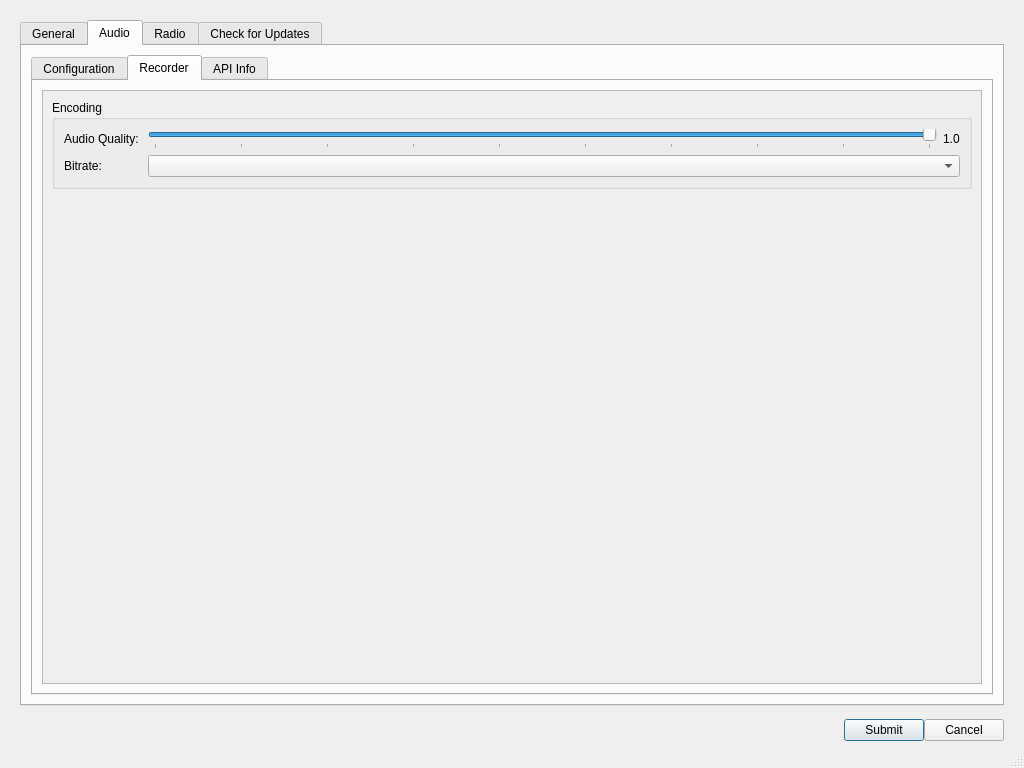
Qt form src/ui/dialogsettings.ui (GekkoFyre/small-world-deluxe) before a commit.
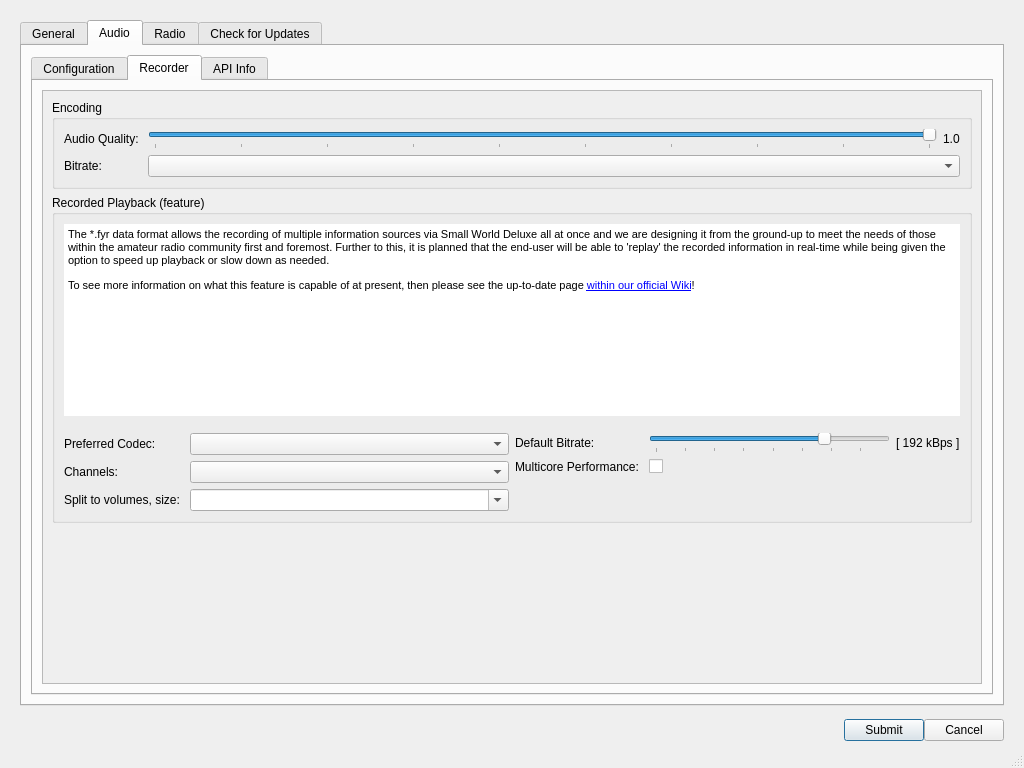
The same form after that commit. The open tabs and pages were chosen to show the change.

Commit message: * Made significant changes to the media playback and recording capabilities of Small World Deluxe. We should be able to record sound soon enough, starting with Opus as among the first codecs!

What changed in the file:
```diff
--- a/src/ui/dialogsettings.ui
+++ b/src/ui/dialogsettings.ui
@@ -3316,8 +3316,8 @@
                      <rect>
                       <x>0</x>
                       <y>0</y>
-                      <width>210</width>
-                      <height>125</height>
+                      <width>922</width>
+                      <height>577</height>
                      </rect>
                     </property>
                     <layout class="QVBoxLayout" name="verticalLayout_28">
@@ -3431,6 +3431,261 @@
                           </layout>
                          </widget>
                         </item>
+                        <item>
+                         <widget class="QGroupBox" name="groupBox_encoding_settings_recorded_playback">
+                          <property name="title">
+                           <string>Recorded Playback (feature)</string>
+                          </property>
+                          <layout class="QVBoxLayout" name="verticalLayout_64">
+                           <item>
+                            <widget class="QFrame" name="frame_recorded_playback_feature_desc">
+                             <property name="frameShape">
+                              <enum>QFrame::NoFrame</enum>
+                             </property>
+                             <property name="frameShadow">
+                              <enum>QFrame::Raised</enum>
+                             </property>
+                             <layout class="QVBoxLayout" name="verticalLayout_65">
+                              <property name="leftMargin">
+                               <number>0</number>
+                              </property>
+                              <property name="topMargin">
+                               <number>0</number>
+                              </property>
+                              <property name="rightMargin">
+                               <number>0</number>
+                              </property>
+                              <property name="bottomMargin">
+                               <number>11</number>
+                              </property>
+                              <item>
+                               <widget class="QTextBrowser" name="textBrowser_recorded_playback_feature_desc">
+                                <property name="minimumSize">
+                                 <size>
+                                  <width>0</width>
+                                  <height>96</height>
+                                 </size>
+                                </property>
+                                <property name="frameShape">
+                                 <enum>QFrame::NoFrame</enum>
+                                </property>
+                                <property name="frameShadow">
+                                 <enum>QFrame::Plain</enum>
+                                </property>
+                                <property name="html">
+                                 <string>&lt;!DOCTYPE HTML PUBLIC &quot;-//W3C//DTD HTML 4.0//EN&quot; &quot;http://www.w3.org/TR/REC-html40/strict.dtd&quot;&gt;
+&lt;html&gt;&lt;head&gt;&lt;meta name=&quot;qrichtext&quot; content=&quot;1&quot; /&gt;&lt;title&gt;The&lt;/title&gt;&lt;style type=&quot;text/css&quot;&gt;
+p, li { white-space: pre-wrap; }
+&lt;/style&gt;&lt;/head&gt;&lt;body style=&quot; font-family:'MS Shell Dlg 2'; font-size:7.8pt; font-weight:400; font-style:normal;&quot;&gt;
+&lt;p style=&quot; margin-top:12px; margin-bottom:12px; margin-left:0px; margin-right:0px; -qt-block-indent:0; text-indent:0px;&quot;&gt;&lt;span style=&quot; font-size:8pt;&quot;&gt;The &lt;/span&gt;&lt;span style=&quot; font-family:'Courier New'; font-size:8pt;&quot;&gt;*.fyr&lt;/span&gt;&lt;span style=&quot; font-size:8pt;&quot;&gt; data format allows the recording of multiple information sources via &lt;/span&gt;&lt;span style=&quot; font-family:'Courier New'; font-size:8pt;&quot;&gt;Small World Deluxe&lt;/span&gt;&lt;span style=&quot; font-size:8pt;&quot;&gt; all at once and we are designing it from the ground-up to meet the needs of those within the amateur radio community first and foremost. Further to this, it is planned that the end-user will be able to 'replay' the recorded information in real-time while being given the option to speed up playback or slow down as needed.&lt;/span&gt;&lt;/p&gt;
+&lt;p style=&quot; margin-top:12px; margin-bottom:12px; margin-left:0px; margin-right:0px; -qt-block-indent:0; text-indent:0px;&quot;&gt;&lt;span style=&quot; font-size:8pt;&quot;&gt;To see more information on what this feature is capable of at present, then please see the up-to-date page &lt;/span&gt;&lt;a href=&quot;https://code.gekkofyre.io/amateur-radio/small-world-deluxe/-/wikis/Features/Recorded-Playback&quot;&gt;&lt;span style=&quot; font-size:8pt; text-decoration: underline; color:#0000ff;&quot;&gt;within our official Wiki&lt;/span&gt;&lt;/a&gt;&lt;span style=&quot; font-size:8pt;&quot;&gt;!&lt;/span&gt;&lt;/p&gt;&lt;/body&gt;&lt;/html&gt;</string>
+                                </property>
+                               </widget>
+                              </item>
+                             </layout>
+                            </widget>
+                           </item>
+                           <item>
+                            <widget class="QFrame" name="frame_recorded_playback_settings_form_main">
+                             <property name="frameShape">
+                              <enum>QFrame::NoFrame</enum>
+                             </property>
+                             <property name="frameShadow">
+                              <enum>QFrame::Raised</enum>
+                             </property>
+                             <layout class="QHBoxLayout" name="horizontalLayout_52">
+                              <property name="leftMargin">
+                               <number>0</number>
+                              </property>
+                              <property name="topMargin">
+                               <number>0</number>
+                              </property>
+                              <property name="rightMargin">
+                               <number>0</number>
+                              </property>
+                              <property name="bottomMargin">
+                               <number>0</number>
+                              </property>
+                              <item>
+                               <widget class="QFrame" name="frame_recorded_playback_settings_form_left">
+                                <property name="sizePolicy">
+                                 <sizepolicy hsizetype="Preferred" vsizetype="Preferred">
+                                  <horstretch>50</horstretch>
+                                  <verstretch>0</verstretch>
+                                 </sizepolicy>
+                                </property>
+                                <property name="frameShape">
+                                 <enum>QFrame::NoFrame</enum>
+                                </property>
+                                <property name="frameShadow">
+                                 <enum>QFrame::Raised</enum>
+                                </property>
+                                <layout class="QFormLayout" name="formLayout_36">
+                                 <property name="leftMargin">
+                                  <number>0</number>
+                                 </property>
+                                 <property name="topMargin">
+                                  <number>0</number>
+                                 </property>
+                                 <property name="rightMargin">
+                                  <number>0</number>
+                                 </property>
+                                 <property name="bottomMargin">
+                                  <number>0</number>
+                                 </property>
+                                 <item row="0" column="0">
+                                  <widget class="QLabel" name="label_recorded_playback_pref_codec">
+                                   <property name="text">
+                                    <string>Preferred Codec: </string>
+                                   </property>
+                                  </widget>
+                                 </item>
+                                 <item row="0" column="1">
+                                  <widget class="QComboBox" name="comboBox_recorded_playback_pref_codec"/>
+                                 </item>
+                                 <item row="2" column="0">
+                                  <widget class="QLabel" name="label_recorded_playback_split_to_vols">
+                                   <property name="text">
+                                    <string>Split to volumes, size: </string>
+                                   </property>
+                                  </widget>
+                                 </item>
+                                 <item row="2" column="1">
+                                  <widget class="QComboBox" name="comboBox_recorded_playback_split_to_vols">
+                                   <property name="editable">
+                                    <bool>true</bool>
+                                   </property>
+                                  </widget>
+                                 </item>
+                                 <item row="1" column="0">
+                                  <widget class="QLabel" name="label_recorded_playback_channels">
+                                   <property name="text">
+                                    <string>Channels: </string>
+                                   </property>
+                                  </widget>
+                                 </item>
+                                 <item row="1" column="1">
+                                  <widget class="QComboBox" name="comboBox_recorded_playback_channels"/>
+                                 </item>
+                                </layout>
+                               </widget>
+                              </item>
+                              <item>
+                               <widget class="QFrame" name="frame_recorded_playback_settings_form_right">
+                                <property name="sizePolicy">
+                                 <sizepolicy hsizetype="Preferred" vsizetype="Preferred">
+                                  <horstretch>50</horstretch>
+                                  <verstretch>0</verstretch>
+                                 </sizepolicy>
+                                </property>
+                                <property name="frameShape">
+                                 <enum>QFrame::NoFrame</enum>
+                                </property>
+                                <property name="frameShadow">
+                                 <enum>QFrame::Raised</enum>
+                                </property>
+                                <layout class="QFormLayout" name="formLayout_37">
+                                 <property name="leftMargin">
+                                  <number>0</number>
+                                 </property>
+                                 <property name="topMargin">
+                                  <number>0</number>
+                                 </property>
+                                 <property name="rightMargin">
+                                  <number>0</number>
+                                 </property>
+                                 <property name="bottomMargin">
+                                  <number>0</number>
+                                 </property>
+                                 <item row="1" column="0">
+                                  <widget class="QLabel" name="label_recorded_playback_multicore_performance">
+                                   <property name="text">
+                                    <string>Multicore Performance: </string>
+                                   </property>
+                                  </widget>
+                                 </item>
+                                 <item row="1" column="1">
+                                  <widget class="QCheckBox" name="checkBox_recorded_playback_multicore_performance">
+                                   <property name="text">
+                                    <string/>
+                                   </property>
+                                  </widget>
+                                 </item>
+                                 <item row="0" column="0">
+                                  <widget class="QLabel" name="label_recorded_playback_default_bitrate">
+                                   <property name="text">
+                                    <string>Default Bitrate: </string>
+                                   </property>
+                                  </widget>
+                                 </item>
+                                 <item row="0" column="1">
+                                  <widget class="QFrame" name="frame_22">
+                                   <property name="frameShape">
+                                    <enum>QFrame::NoFrame</enum>
+                                   </property>
+                                   <property name="frameShadow">
+                                    <enum>QFrame::Raised</enum>
+                                   </property>
+                                   <layout class="QHBoxLayout" name="horizontalLayout_53">
+                                    <property name="leftMargin">
+                                     <number>0</number>
+                                    </property>
+                                    <property name="topMargin">
+                                     <number>0</number>
+                                    </property>
+                                    <property name="rightMargin">
+                                     <number>0</number>
+                                    </property>
+                                    <property name="bottomMargin">
+                                     <number>0</number>
+                                    </property>
+                                    <item>
+                                     <widget class="QSlider" name="horizontalSlider_recorded_playback_def_bitrate">
+                                      <property name="minimum">
+                                       <number>8</number>
+                                      </property>
+                                      <property name="maximum">
+                                       <number>256</number>
+                                      </property>
+                                      <property name="singleStep">
+                                       <number>8</number>
+                                      </property>
+                                      <property name="pageStep">
+                                       <number>32</number>
+                                      </property>
+                                      <property name="sliderPosition">
+                                       <number>192</number>
+                                      </property>
+                                      <property name="orientation">
+                                       <enum>Qt::Horizontal</enum>
+                                      </property>
+                                      <property name="tickPosition">
+                                       <enum>QSlider::TicksBelow</enum>
+                                      </property>
+                                      <property name="tickInterval">
+                                       <number>32</number>
+                                      </property>
+                                     </widget>
+                                    </item>
+                                    <item>
+                                     <widget class="QLabel" name="label_recorded_playback_def_bitrate_kbps">
+                                      <property name="text">
+                                       <string>[ 192 kBps ]</string>
+                                      </property>
+                                     </widget>
+                                    </item>
+                                   </layout>
+                                  </widget>
+                                 </item>
+                                </layout>
+                               </widget>
+                              </item>
+                             </layout>
+                            </widget>
+                           </item>
+                          </layout>
+                         </widget>
+                        </item>
                         <item>
                          <spacer name="verticalSpacer_7">
                           <property name="orientation">
```
The commit also changes 9 other files.
